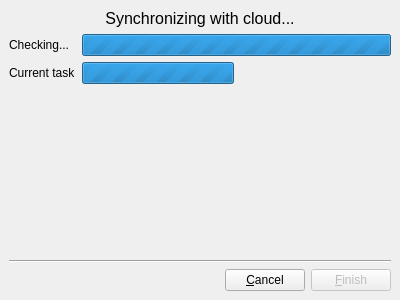
First picture: the form in ui/syncprocessdialog.ui, repository giowck/symphytum, before the edit.
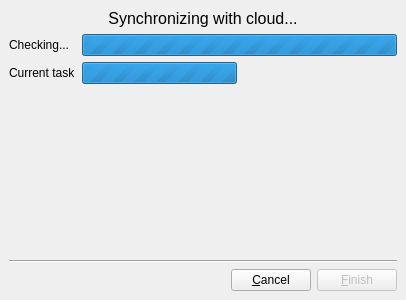
Second picture: the form after the edit. Icons and pictures are not drawn.

Commit message: Fix size of icons in SyncProcessDialog

What changed in the file:
```diff
--- a/ui/syncprocessdialog.ui
+++ b/ui/syncprocessdialog.ui
@@ -9,7 +9,7 @@
    <rect>
     <x>0</x>
     <y>0</y>
-    <width>400</width>
+    <width>406</width>
     <height>300</height>
    </rect>
   </property>
```
Left out of the diff: 17 changed lines with no effect on the pictures.
